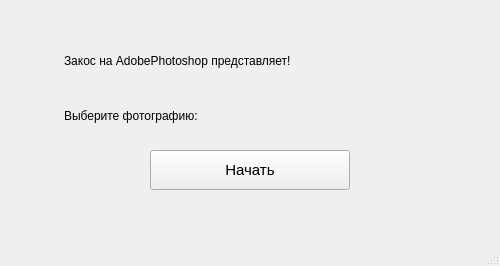
1nc0-gn1t0s/YL_1, file YL_1.1.ui: the form before one commit.
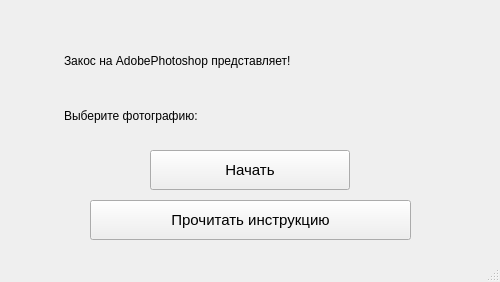
The form after the commit.

```diff
--- a/YL_1.1.ui
+++ b/YL_1.1.ui
@@ -7,7 +7,7 @@
     <x>0</x>
     <y>0</y>
     <width>500</width>
-    <height>266</height>
+    <height>282</height>
    </rect>
   </property>
   <property name="windowTitle">
@@ -76,6 +76,29 @@
      <number>30</number>
     </property>
    </widget>
+   <widget class="QPushButton" name="InstructionButton">
+    <property name="geometry">
+     <rect>
+      <x>90</x>
+      <y>200</y>
+      <width>321</width>
+      <height>40</height>
+     </rect>
+    </property>
+    <property name="font">
+     <font>
+      <pointsize>11</pointsize>
+      <weight>50</weight>
+      <bold>false</bold>
+     </font>
+    </property>
+    <property name="mouseTracking">
+     <bool>false</bool>
+    </property>
+    <property name="text">
+     <string>Прочитать инструкцию</string>
+    </property>
+   </widget>
   </widget>
   <widget class="QStatusBar" name="statusbar"/>
  </widget>
```
